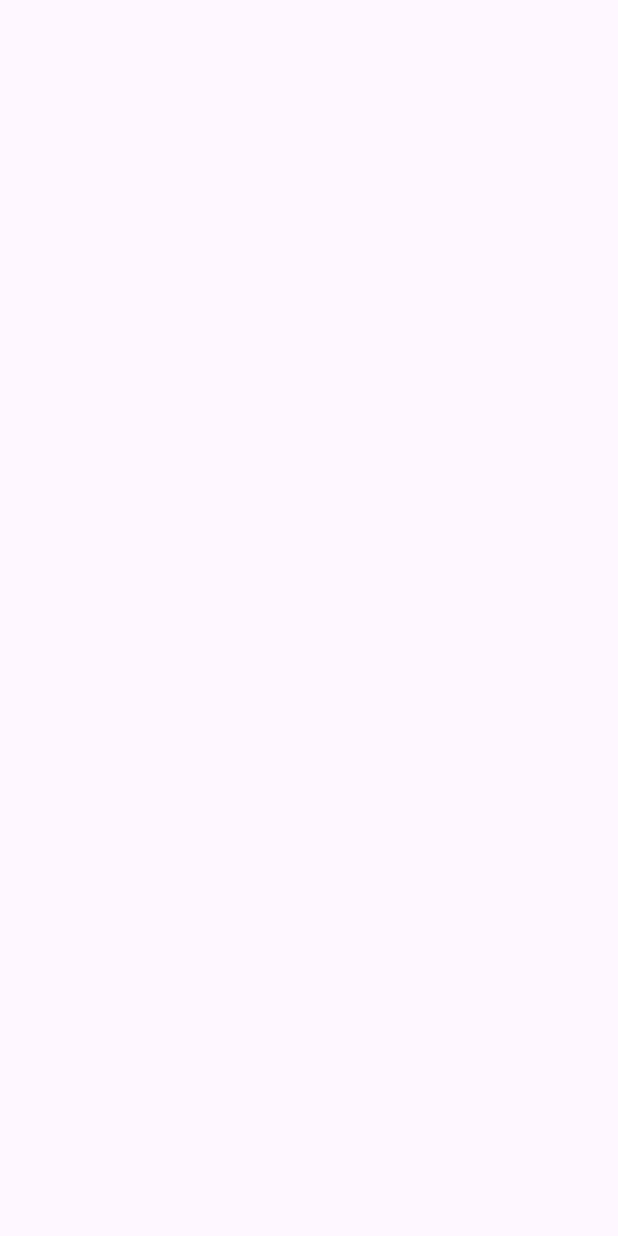
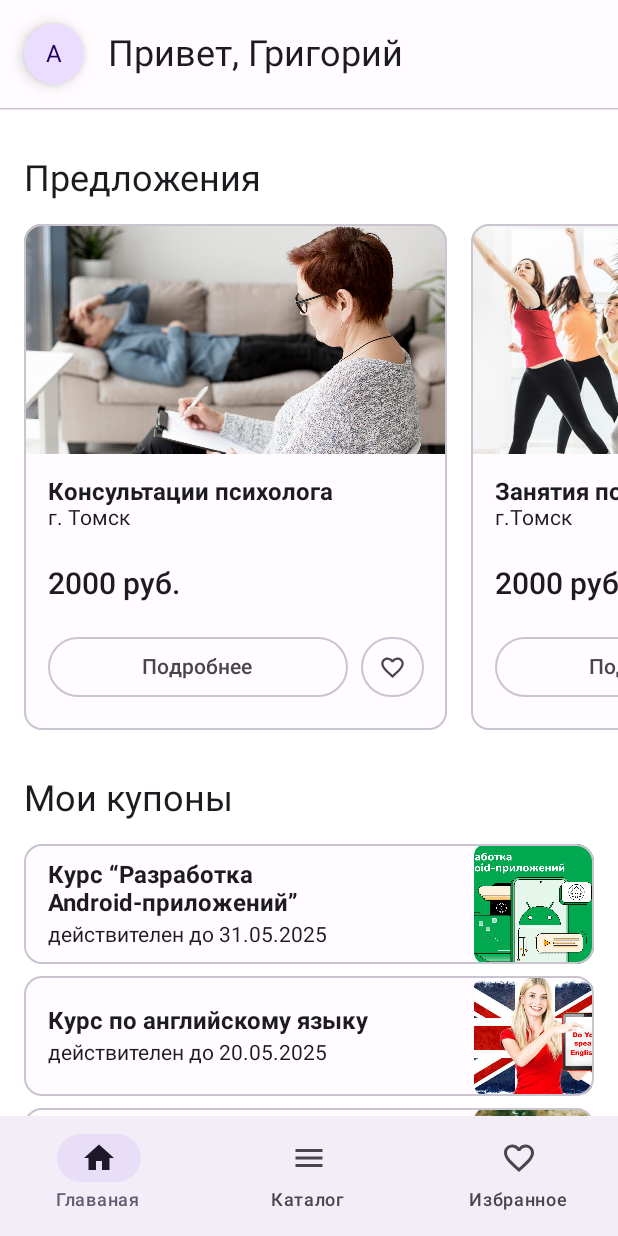
Before and after one commit to rgoryy/DiscountCouponsApp, an Android app built with Jetpack Compose: the screen it shows after launch (MainActivity), on a phone screen of 412 x 824 dp. Before the commit the screen is empty. Run offline under Robolectric (Android 15) with nearby library versions, the phone set to English and light mode, and no system bars.

Commit message:
верстка главного экрана и добавление навигации

```diff
--- a/app/build.gradle.kts
+++ b/app/build.gradle.kts
@@ -48,6 +48,8 @@ composeCompiler {
 
 dependencies {
 
+    implementation(libs.androidx.navigation.compose)
+
     implementation(platform(libs.androidx.compose.bom))
     androidTestImplementation(platform(libs.androidx.compose.bom))
 
--- a/app/src/main/java/com/grigorii/couponsapp/MainActivity.kt
+++ b/app/src/main/java/com/grigorii/couponsapp/MainActivity.kt
@@ -1,15 +1,85 @@
 package com.grigorii.couponsapp
 
 import android.os.Bundle
+import androidx.activity.ComponentActivity
+import androidx.activity.compose.setContent
 import androidx.activity.enableEdgeToEdge
-import androidx.appcompat.app.AppCompatActivity
-import androidx.core.view.ViewCompat
-import androidx.core.view.WindowInsetsCompat
+import androidx.compose.foundation.layout.fillMaxSize
+import androidx.compose.foundation.layout.fillMaxWidth
+import androidx.compose.foundation.layout.height
+import androidx.compose.foundation.layout.padding
+import androidx.compose.material.icons.Icons
+import androidx.compose.material.icons.filled.FavoriteBorder
+import androidx.compose.material.icons.filled.Home
+import androidx.compose.material.icons.filled.Menu
+import androidx.compose.material3.Icon
+import androidx.compose.material3.NavigationBar
+import androidx.compose.material3.NavigationBarItem
+import androidx.compose.material3.Scaffold
+import androidx.compose.material3.Text
+import androidx.compose.runtime.getValue
+import androidx.compose.ui.Modifier
+import androidx.compose.ui.unit.dp
+import androidx.navigation.NavDestination.Companion.hierarchy
+import androidx.navigation.compose.NavHost
+import androidx.navigation.compose.composable
+import androidx.navigation.compose.currentBackStackEntryAsState
+import androidx.navigation.compose.rememberNavController
+import com.grigorii.couponsapp.compose.CouponsTheme
+import com.grigorii.couponsapp.compose.screens.FavoritesScreen
+import com.grigorii.couponsapp.compose.screens.MainScreen
 
-class MainActivity : AppCompatActivity() {
+class MainActivity : ComponentActivity() {
     override fun onCreate(savedInstanceState: Bundle?) {
         super.onCreate(savedInstanceState)
 
         enableEdgeToEdge()
+
+        setContent {
+            CouponsTheme {
+                val navController = rememberNavController()
+
+                val navItemList = listOf(
+                    NavItem("Главаная", Icons.Default.Home),
+                    NavItem("Каталог", Icons.Default.Menu),
+                    NavItem("Избранное", Icons.Default.FavoriteBorder),
+                )
+
+                Scaffold(
+                    modifier = Modifier.fillMaxSize(),
+                    bottomBar = {
+                        NavigationBar {
+                            val navBackStackEntry by navController.currentBackStackEntryAsState()
+                            val currentDestination = navBackStackEntry?.destination
+
+                            navItemList.forEach { screen ->
+                                NavigationBarItem(
+                                    selected = currentDestination?.hierarchy?.any { it.route == screen.label } == true,
+                                    onClick = {
+                                        navController.navigate(screen.label)
+                                    },
+                                    icon = {
+                                        Icon(imageVector = screen.icon, contentDescription = "Icon")
+                                    },
+                                    label = {
+                                        Text(text = screen.label)
+                                    }
+                                )
+                            }
+                        }
+                    }
+                ) { innerPadding ->
+                    NavHost(
+                        navController,
+                        startDestination = "Главаная",
+                        Modifier.padding(innerPadding)
+                    ) {
+                        composable("Главаная") { MainScreen(Modifier.padding(innerPadding)) }
+                        composable("Каталог") { Text("Hello!") }
+                        composable("Избранное") { FavoritesScreen(Modifier.padding(innerPadding)) }
+                    }
+                }
+            }
+        }
     }
 }
--- /dev/null
+++ b/app/src/main/java/com/grigorii/couponsapp/NavItem.kt
@@ -0,0 +1,8 @@
+package com.grigorii.couponsapp
+
+import androidx.compose.ui.graphics.vector.ImageVector
+
+data class NavItem(
+    val label: String,
+    val icon: ImageVector
+)
--- /dev/null
+++ b/app/src/main/java/com/grigorii/couponsapp/compose/CouponsTheme.kt
@@ -0,0 +1,20 @@
+package com.grigorii.couponsapp.compose
+
+import androidx.compose.foundation.isSystemInDarkTheme
+import androidx.compose.material3.MaterialTheme
+import androidx.compose.material3.darkColorScheme
+import androidx.compose.material3.lightColorScheme
+import androidx.compose.runtime.Composable
+import androidx.compose.runtime.MovableContent
+import androidx.compose.ui.Modifier
+
+@Composable
+fun CouponsTheme(
+    content: @Composable () -> Unit
+) {
+    MaterialTheme(
+        colorScheme = if (isSystemInDarkTheme()) darkColorScheme() else lightColorScheme()
+    ){
+        content()
+    }
+}
--- /dev/null
+++ b/app/src/main/java/com/grigorii/couponsapp/compose/screens/CatalogScreen.kt
@@ -0,0 +1,18 @@
+package com.grigorii.couponsapp.compose.screens
+
+import androidx.compose.material3.Text
+import androidx.compose.runtime.Composable
+import androidx.compose.ui.Modifier
+import androidx.compose.ui.graphics.Color
+import androidx.compose.ui.text.TextStyle
+import androidx.compose.ui.unit.sp
+import androidx.navigation.NavController
+
+@Composable
+fun CatalogScreen(modifier: Modifier = Modifier) {
+    Text(
+        "CATALOG SCREEN",
+        style = TextStyle(color = Color(0xFF21005D)),
+        fontSize = 16.sp
+    )
+}
--- /dev/null
+++ b/app/src/main/java/com/grigorii/couponsapp/compose/screens/FavoritesScreen.kt
@@ -0,0 +1,17 @@
+package com.grigorii.couponsapp.compose.screens
+
+import androidx.compose.material3.Text
+import androidx.compose.runtime.Composable
+import androidx.compose.ui.Modifier
+import androidx.compose.ui.graphics.Color
+import androidx.compose.ui.text.TextStyle
+import androidx.compose.ui.unit.sp
+
+@Composable
+fun FavoritesScreen(modifier: Modifier = Modifier) {
+    Text(
+        "FAV SCREEN",
+        style = TextStyle(color = Color(0xFF21005D)),
+        fontSize = 16.sp
+    )
+}
--- /dev/null
+++ b/app/src/main/java/com/grigorii/couponsapp/compose/screens/LoginScreen.kt
@@ -0,0 +1,17 @@
+package com.grigorii.couponsapp.compose.screens
+
+import androidx.compose.material3.Text
+import androidx.compose.runtime.Composable
+import androidx.compose.ui.Modifier
+import androidx.compose.ui.graphics.Color
+import androidx.compose.ui.text.TextStyle
+import androidx.compose.ui.unit.sp
+
+@Composable
+fun LoginScreen(modifier: Modifier = Modifier) {
+    Text(
+        "LOGIN SCREEN",
+        style = TextStyle(color = Color(0xFF21005D)),
+        fontSize = 16.sp
+    )
+}
--- /dev/null
+++ b/app/src/main/java/com/grigorii/couponsapp/compose/screens/MainScreen.kt
@@ -0,0 +1,391 @@
+package com.grigorii.couponsapp.compose.screens
+
+import androidx.compose.foundation.Image
+import androidx.compose.foundation.background
+import androidx.compose.foundation.layout.Arrangement
+import androidx.compose.foundation.layout.Column
+import androidx.compose.foundation.layout.IntrinsicSize
+import androidx.compose.foundation.layout.PaddingValues
+import androidx.compose.foundation.layout.Row
+import androidx.compose.foundation.layout.Spacer
+import androidx.compose.foundation.layout.fillMaxHeight
+import androidx.compose.foundation.layout.fillMaxSize
+import androidx.compose.foundation.layout.fillMaxWidth
+import androidx.compose.foundation.layout.height
+import androidx.compose.foundation.layout.padding
+import androidx.compose.foundation.layout.size
+import androidx.compose.foundation.layout.width
+import androidx.compose.foundation.lazy.LazyColumn
+import androidx.compose.foundation.lazy.LazyRow
+import androidx.compose.foundation.lazy.items
+import androidx.compose.foundation.shape.CircleShape
+import androidx.compose.foundation.shape.RoundedCornerShape
+import androidx.compose.material.icons.Icons
+import androidx.compose.material.icons.filled.FavoriteBorder
+import androidx.compose.material3.CardDefaults
+import androidx.compose.material3.FloatingActionButton
+import androidx.compose.material3.HorizontalDivider
+import androidx.compose.material3.Icon
+import androidx.compose.material3.OutlinedButton
+import androidx.compose.material3.OutlinedCard
+import androidx.compose.material3.Text
+import androidx.compose.runtime.Composable
+import androidx.compose.ui.Alignment
+import androidx.compose.ui.Modifier
+import androidx.compose.ui.draw.clip
+import androidx.compose.ui.graphics.Color
+import androidx.compose.ui.graphics.painter.Painter
+import androidx.compose.ui.layout.ContentScale
+import androidx.compose.ui.res.painterResource
+import androidx.compose.ui.text.TextStyle
+import androidx.compose.ui.text.font.FontWeight
+import androidx.compose.ui.text.style.TextOverflow
+import androidx.compose.ui.unit.dp
+import androidx.compose.ui.unit.sp
+import com.grigorii.couponsapp.R
+
+
+data class CardItemContent(
+    val title: String,
+    val painter: Painter,
+    val imageDescription: String,
+    val location: String,
+    val price: String,
+    val validityPeriod: String,
+)
+
+@Composable
+fun MainScreen(modifier: Modifier = Modifier) {
+    LazyColumn(
+        modifier = Modifier
+            .fillMaxSize()
+            .background(Color.White),
+        verticalArrangement = Arrangement.Top,
+        horizontalAlignment = Alignment.Start
+    ) {
+        item {
+            HeaderSection()
+        }
+
+        item {
+            val tempItemss = listOf(
+                CardItemContent(
+                    title = "Консультации психолога",
+                    painter = painterResource(id = R.drawable.psycholog),
+                    imageDescription = "Консультации психолога",
+                    location = "г. Томск",
+                    price = "2000 руб.",
+                    validityPeriod = "sss"
+                ),
+                CardItemContent(
+                    title = "Занятия по танцам",
+                    painter = painterResource(id = R.drawable.sportclub),
+                    imageDescription = "Занятия по танцам",
+                    location = "г.Томск",
+                    price = "2000 руб.",
+                    validityPeriod = "sss"
+                ),
+            )
+
+            CouponsSection(tempItemss)
+        }
+
+
+        item {
+            val tempItemss = listOf(
+                CardItemContent(
+                    title = "Курс “Разработка Android-приложений”",
+                    painter = painterResource(id = R.drawable.android),
+                    imageDescription = "Консультации психолога",
+                    location = "г. Томск",
+                    price = "2000 руб.",
+                    validityPeriod = "действителен до 31.05.2025"
+                ),
+                CardItemContent(
+                    title = "Курс по английскому языку",
+                    painter = painterResource(id = R.drawable.engl),
+                    imageDescription = "Курс по английскому языку",
+                    location = "г.Томск",
+                    price = "2000 руб.",
+                    validityPeriod = "действителен до 20.05.2025"
+                ),
+                CardItemContent(
+                    title = "Онлайн-курс по фотографии",
+                    painter = painterResource(id = R.drawable.photo),
+                    imageDescription = "Онлайн-курс по фотографии",
+                    location = "г.Томск",
+                    price = "2000 руб.",
+                    validityPeriod = "действителен до 20.05.2025"
+                ),
+            )
+
+            OffersSection(tempItemss)
+        }
+    }
+}
+
+@Composable
+private fun HeaderSection() {
+    Row(
+        modifier = Modifier
+            .background(Color(0xFFFFFBFE))
+            .fillMaxWidth()
+            .padding(start = 16.dp, top = 16.dp, bottom = 16.dp),
+        verticalAlignment = Alignment.CenterVertically
+    ) {
+        FloatingActionButton(
+            onClick = { },
+            modifier = Modifier.size(40.dp),
+            shape = CircleShape
+        ) {
+            Text(
+                "A",
+                style = TextStyle(color = Color(0xFF21005D)),
+                fontSize = 16.sp
+            )
+        }
+
+        Spacer(Modifier.width(16.dp))
+
+        Text(
+            "Привет, Григорий",
+            style = TextStyle(
+                color = Color(0xFF1C1B1F),
+                fontWeight = FontWeight.Normal,
+                fontSize = 24.sp
+            )
+        )
+    }
+
+    HorizontalDivider(thickness = 1.dp, color = Color(0xFFCAC4D0))
+}
+
+@Composable
+private fun CouponsSection(tempItemss: List<CardItemContent>) {
+    Column(
+        modifier = Modifier
+            .fillMaxWidth()
+            .padding(start = 16.dp, top = 32.dp),
+        verticalArrangement = Arrangement.spacedBy(16.dp)
+    ) {
+        Text(
+            "Предложения",
+            style = TextStyle(
+                color = Color(0xFF1C1B1F),
+                fontWeight = FontWeight.Normal,
+                fontSize = 24.sp
+            )
+        )
+
+        LazyRow(
+            modifier = Modifier.fillMaxWidth(),
+            horizontalArrangement = Arrangement.spacedBy(16.dp)
+        ) {
+            items(tempItemss) { item ->
+                CardItem(
+                    modifier = Modifier.height(IntrinsicSize.Max),
+                    title = item.title,
+                    painter = item.painter,
+                    imageDescription = item.imageDescription,
+                    location = item.location,
+                    price = item.price
+                )
+            }
+        }
+    }
+}
+
+@Composable
+private fun OffersSection(tempItemss: List<CardItemContent>) {
+    Column(
+        modifier = Modifier
+            .fillMaxWidth()
+            .padding(start = 16.dp, top = 32.dp, end = 16.dp),
+        verticalArrangement = Arrangement.spacedBy(8.dp)
+    ) {
+        Text(
+            "Мои купоны",
+            style = TextStyle(
+                color = Color(0xFF1C1B1F),
+                fontWeight = FontWeight.Normal,
+                fontSize = 24.sp
+            ),
+            modifier = Modifier
+                .fillMaxWidth()
+                .padding(bottom = 8.dp)
+        )
+
+        tempItemss.forEach { item ->
+            CardOfferItem(
+                modifier = Modifier.height(IntrinsicSize.Max),
+                title = item.title,
+                painter = item.painter,
+                imageDescription = item.imageDescription,
+                price = item.price,
+                validityPeriod = item.validityPeriod
+            )
+        }
+    }
+}
+
+@Composable
+fun CardItem(
+    modifier: Modifier = Modifier,
+    title: String,
+    painter: Painter,
+    imageDescription: String,
+    location: String,
+    price: String
+) {
+    OutlinedCard(
+        colors = CardDefaults.cardColors(
+            containerColor = Color(0xFFFFFBFE),
+        ),
+        modifier = Modifier
+            .width(282.dp)
+            .height(337.dp)
+    ) {
+
+        Column() {
+            Image(
+                painter = painter,
+                contentDescription = imageDescription,
+                modifier = Modifier
+                    .fillMaxWidth()
+                    .height(153.dp),
+                contentScale = ContentScale.Crop
+            )
+        }
+
+        Column(modifier = Modifier.padding(top = 16.dp, start = 16.dp)) {
+            Text(
+                text = title,
+                style = TextStyle(
+                    color = Color(0xFF1C1B1F),
+                    fontWeight = FontWeight.Bold,
+                    fontSize = 16.sp
+                )
+            )
+            Text(
+                text = location,
+                style = TextStyle(
+                    color = Color(0xFF1C1B1F),
+                    fontWeight = FontWeight.Normal,
+                    fontSize = 14.sp
+                )
+            )
+        }
+
+        Column(modifier = Modifier.padding(top = 24.dp, start = 16.dp)) {
+            Text(
+                price,
+                style = TextStyle(
+                    fontSize = 20.sp,
+                    fontWeight = FontWeight.SemiBold
+                )
+            )
+        }
+
+        Row(
+            modifier = Modifier.padding(top = 24.dp, start = 16.dp, end = 16.dp),
+            horizontalArrangement = Arrangement.spacedBy(8.dp)
+        ) {
+            OutlinedButton(
+                onClick = { },
+                modifier = Modifier
+                    .height(40.dp)
+                    .fillMaxWidth()
+                    .weight(1f)
+            ) {
+                Text("Подробнее")
+            }
+
+            OutlinedButton(
+                onClick = { },
+                modifier = Modifier
+                    .height(40.dp)
+                    .width(42.dp)
+                    .align(Alignment.CenterVertically),
+                shape = CircleShape,
+                contentPadding = PaddingValues(0.dp)
+            ) {
+                Icon(
+                    Icons.Default.FavoriteBorder,
+                    contentDescription = "favorite",
+                    modifier = Modifier.size(18.dp)
+                )
+            }
+        }
+    }
+}
+
+
+@Composable
+fun CardOfferItem(
+    modifier: Modifier = Modifier,
+    title: String,
+    painter: Painter,
+    imageDescription: String,
+    validityPeriod: String,
+    price: String
+) {
+    OutlinedCard(
+        colors = CardDefaults.cardColors(
+            containerColor = Color(0xFFFFFBFE),
+        ),
+        modifier = Modifier
+            .fillMaxWidth()
+            .height(80.dp)
+    ) {
+        Row(modifier = Modifier.fillMaxWidth()) {
+            Column(
+                modifier = Modifier
+                    .weight(1f)
+                    .padding(top = 4.dp, bottom = 4.dp, start = 16.dp, end = 16.dp)
+                    .align(Alignment.CenterVertically),
+                verticalArrangement = Arrangement.spacedBy(4.dp)
+            ) {
+                Text(
+                    text = title,
+                    style = TextStyle(
+                        color = Color(0xFF1C1B1F),
+                        fontWeight = FontWeight.Bold,
+                        fontSize = 16.sp
+                    ),
+                    modifier = Modifier
+                        .fillMaxWidth()
+                        .padding(end = 16.dp),
+                    maxLines = 2,
+                    overflow = TextOverflow.Ellipsis
+                )
+
+                Text(
+                    text = validityPeriod,
+                    modifier = Modifier
+                        .fillMaxWidth(),
+                    style = TextStyle(
+                        fontSize = 14.sp
+                    ),
+                    maxLines = 1,
+                    overflow = TextOverflow.Ellipsis
+                )
+            }
+
+            Column(
+                modifier = Modifier
+                    .fillMaxHeight()
+                    .width(80.dp),
+                horizontalAlignment = Alignment.End
+            ) {
+                Image(
+                    painter = painter,
+                    contentDescription = imageDescription,
+                    modifier = Modifier
+                        .fillMaxSize()
+                        .clip(RoundedCornerShape(8.dp)),
+                    contentScale = ContentScale.Crop
+                )
+            }
+        }
+    }
+}
--- a/app/src/main/res/layout/activity_main.xml
+++ b/app/src/main/res/layout/activity_main.xml
@@ -5,7 +5,7 @@
     android:id="@+id/main"
     android:layout_width="match_parent"
     android:layout_height="match_parent"
-    tools:context=".MainActivity">
+    tools:context=".MainTestActivity">
 
     <TextView
         android:layout_width="wrap_content"
--- a/gradle/libs.versions.toml
+++ b/gradle/libs.versions.toml
@@ -11,12 +11,14 @@ appcompat = "1.7.0"
 material = "1.12.0"
 activity = "1.10.1"
 constraintlayout = "2.2.1"
+navigationCompose = "2.8.8"
 
 [libraries]
 androidx-activity-compose = { module = "androidx.activity:activity-compose", version.ref = "activityCompose" }
 androidx-compose-bom = { module = "androidx.compose:compose-bom", version.ref = "composeBom" }
 androidx-core-ktx = { group = "androidx.core", name = "core-ktx", version.ref = "coreKtx" }
 androidx-material3 = { module = "androidx.compose.material3:material3" }
+androidx-navigation-compose = { module = "androidx.navigation:navigation-compose", version.ref = "navigationCompose" }
 androidx-ui-tooling = { module = "androidx.compose.ui:ui-tooling" }
 androidx-ui-tooling-preview = { module = "androidx.compose.ui:ui-tooling-preview" }
 junit = { group = "junit", name = "junit", version.ref = "junit" }
```
Also changed, not shown: app/src/main/res/drawable/android.jpg (added), app/src/main/res/drawable/engl.jpg (added), app/src/main/res/drawable/photo.jpg (added), app/src/main/res/drawable/psycholog.jpg (added), app/src/main/res/drawable/sportclub.png (added).
